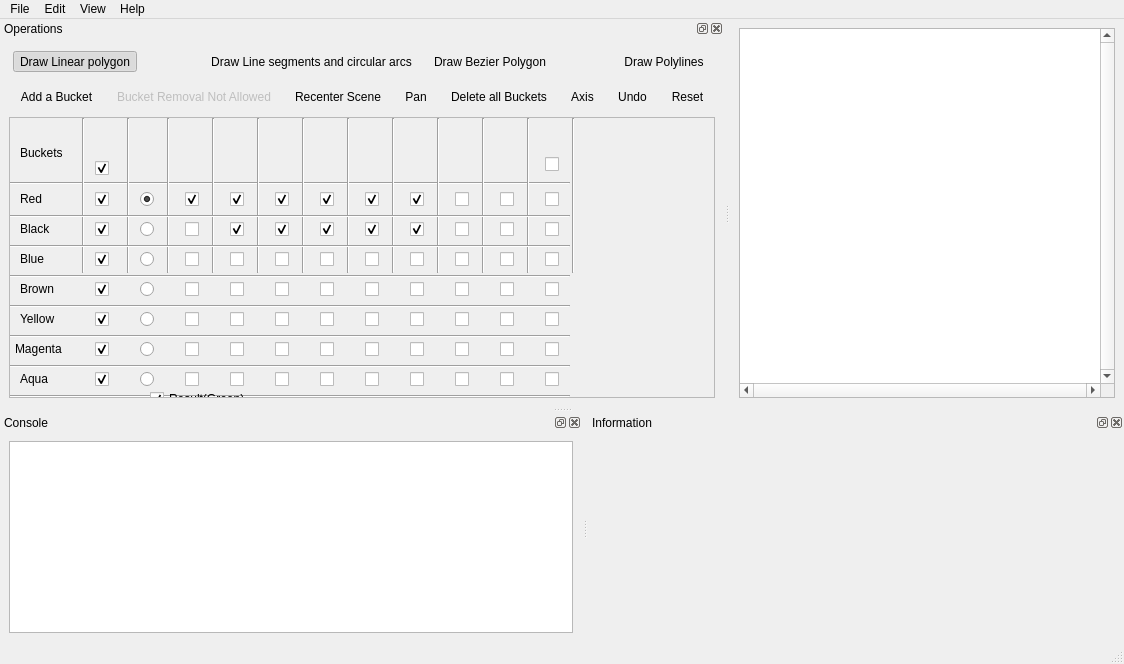
This is Boolean_set_operations_2/demo/Boolean_set_operations_2/UiFiles/Boolean_set_operations_2.ui in efifogel/cgal as Qt 5 draws it before an edit. The edited form follows.
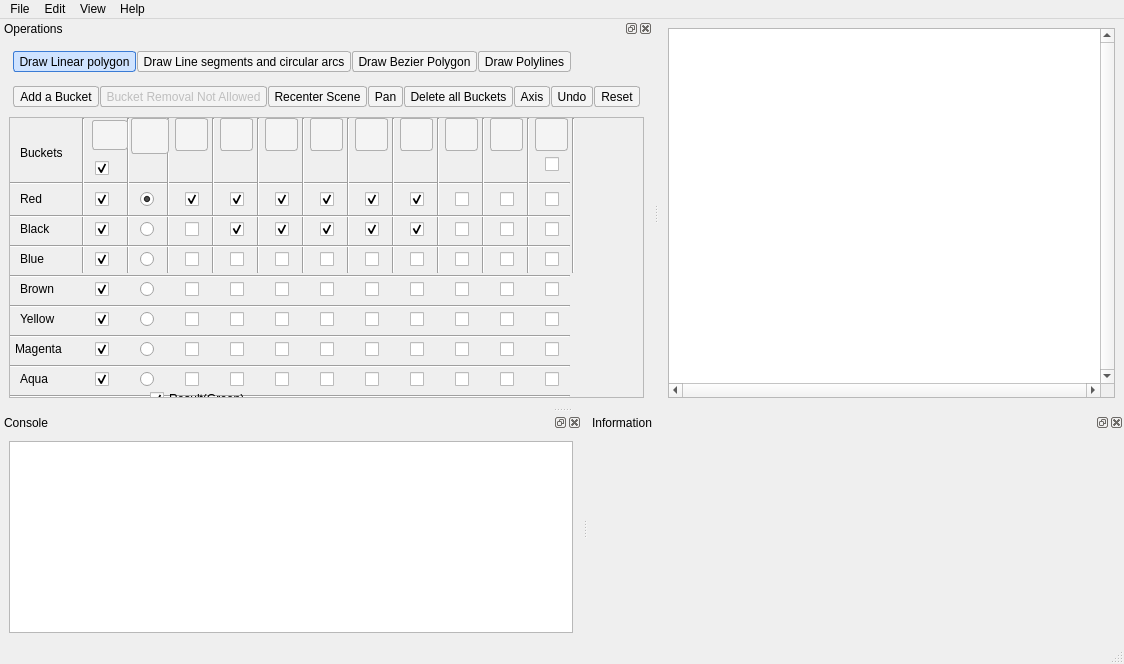
This is the edited form. Icons and pictures are not drawn.

Commit message: Fixed the BSO demo look on dark desktop themes and cleaned up the toolbars

```diff
--- a/Boolean_set_operations_2/demo/Boolean_set_operations_2/UiFiles/Boolean_set_operations_2.ui
+++ b/Boolean_set_operations_2/demo/Boolean_set_operations_2/UiFiles/Boolean_set_operations_2.ui
@@ -158,6 +158,31 @@
     <number>1</number>
    </attribute>
    <widget class="QWidget" name="dockWidgetContent">
+    <property name="styleSheet">
+     <string notr="true">QToolButton {
+  background-color: #f4f4f4;
+  border: 1px solid #b0b0b0;
+  border-radius: 3px;
+  padding: 1px;
+}
+QToolButton:hover {
+  background-color: white;
+  border-color: #505050;
+}
+QToolButton:checked, QToolButton:pressed {
+  background-color: #cfe3ff;
+  border-color: #3a7bd5;
+}
+QLabel#VisibleIcon, QLabel#DrawHeader {
+  background-color: #f4f4f4;
+  border: 1px solid #b0b0b0;
+  border-radius: 3px;
+}
+QLabel#VisibleIcon:hover, QLabel#DrawHeader:hover {
+  background-color: white;
+  border-color: #505050;
+}</string>
+    </property>
     <layout class="QGridLayout" name="gridLayout_2">
      <item row="0" column="0">
       <layout class="QVBoxLayout" name="verticalLayout">
@@ -167,11 +192,12 @@
             <number>0</number>
           </property>
          <item>
-          <widget class="QToolBar" name="operationsTootBar0" >
-           <attribute name="toolBarArea" >
+          <!-- One toolbar for all traits; add new traits actions here. -->
+          <widget class="QToolBar" name="traitsToolBar">
+           <attribute name="toolBarArea">
             <enum>TopToolBarArea</enum>
            </attribute>
-           <attribute name="toolBarBreak" >
+           <attribute name="toolBarBreak">
             <bool>false</bool>
            </attribute>
            <property name="iconSize">
@@ -181,69 +207,31 @@
             </size>
            </property>
            <addaction name="actionInsertLinear"/>
-           </widget>
-         </item>
-         <item>
-          <widget class="QToolBar" name="operationsTootBar01" >
-           <attribute name="toolBarArea" >
-            <enum>TopToolBarArea</enum>
-           </attribute>
-           <attribute name="toolBarBreak" >
-            <bool>false</bool>
-           </attribute>
-           <property name="iconSize">
-            <size>
-             <width>32</width>
-             <height>32</height>
-            </size>
-           </property>
            <addaction name="actionInsertCircular"/>
+           <addaction name="actionInsertBezier"/>
+           <addaction name="actionInsertPolyline"/>
           </widget>
          </item>
          <item>
-          <widget class="QToolBar" name="operationsTootBar02" >
-           <attribute name="toolBarArea" >
-            <enum>TopToolBarArea</enum>
-           </attribute>
-           <attribute name="toolBarBreak" >
-            <bool>false</bool>
-           </attribute>
-           <property name="iconSize">
-            <size>
-             <width>32</width>
-             <height>32</height>
-            </size>
-           </property>
-           <addaction name="actionInsertBezier" />
-           </widget>
-         </item>
-         <item>
-          <widget class="QToolBar" name="operationsTootBar03" >
-           <attribute name="toolBarArea" >
-            <enum>TopToolBarArea</enum>
-           </attribute>
-           <attribute name="toolBarBreak" >
-            <bool>false</bool>
-           </attribute>
-           <property name="iconSize">
-            <size>
-             <width>32</width>
-             <height>32</height>
-            </size>
-           </property>
+          <spacer name="traitsToolBarSpacer">
            <property name="orientation">
-            <enum>Qt::Vertical</enum>
+            <enum>Qt::Horizontal</enum>
            </property>
-           <addaction name="actionInsertPolyline" />
-           </widget>
+           <property name="sizeHint" stdset="0">
+            <size>
+             <width>0</width>
+             <height>0</height>
+            </size>
+           </property>
+          </spacer>
          </item>
         </layout>
        </item>  
        <item>
         <layout class="QHBoxLayout" name="horizontalLayout_3">
          <property name="spacing">
-          <number>2</number>
-         </property> 
+          <number>0</number>
+         </property>
          <item>
           <widget class="QToolBar" name="operationsTootBar1" >
            <attribute name="toolBarArea" >
@@ -252,90 +240,30 @@
            <attribute name="toolBarBreak" >
             <bool>false</bool>
            </attribute>
-           <addaction name="actionAddColor"/>          
-         </widget>
-        </item>
-        <item>
-          <widget class="QToolBar" name="operationsTootBar11" >
-           <attribute name="toolBarArea" >
-            <enum>TopToolBarArea</enum>
-           </attribute>
-           <attribute name="toolBarBreak" >
-            <bool>false</bool>
-           </attribute>
+           <addaction name="actionAddColor"/>
            <addaction name="actionMinusColor"/>
-          </widget>
-        </item>
-        <item>
-          <widget class="QToolBar" name="OperationsToolBar2">
-           <attribute name="toolBarArea" >
-            <enum>TopToolBarArea</enum>
-           </attribute>
-           <attribute name="toolBarBreak" >
-            <bool>false</bool>
-           </attribute>
            <addaction name="actionRecenter"/>
-          </widget>
-        </item>
-        <item>
-          <widget class="QToolBar" name="OperationsToolBar21">
-           <attribute name="toolBarArea" >
-            <enum>TopToolBarArea</enum>
-           </attribute>
-           <attribute name="toolBarBreak" >
-            <bool>false</bool>
-           </attribute>
            <addaction name="actionPAN"/>
-          </widget>
-        </item>
-        <item>
-          <widget class="QToolBar" name="OperationsToolBar32">
-           <attribute name="toolBarArea" >
-            <enum>TopToolBarArea</enum>
-           </attribute>
-           <attribute name="toolBarBreak" >
-            <bool>false</bool>
-           </attribute>
            <addaction name="actionDeleteAll"/>
-          </widget>
-        </item>
-        <item>
-          <widget class="QToolBar" name="OperationsToolBar33">
-           <attribute name="toolBarArea" >
-            <enum>TopToolBarArea</enum>
-           </attribute>
-           <attribute name="toolBarBreak" >
-            <bool>false</bool>
-           </attribute>
            <addaction name="actionAxis"/>
+           <addaction name="actionUndo"/>
+           <addaction name="actionNew"/>
           </widget>
-        </item>
-        <item>
-          <widget class="QToolBar" name="OperationsToolBar34">
-           <attribute name="toolBarArea" >
-            <enum>TopToolBarArea</enum>
-           </attribute>
-           <attribute name="toolBarBreak" >
-            <bool>false</bool>
-           </attribute>
-           <addaction name="actionUndo" />
-          </widget>
-        </item>
-        <item>
-          <widget class="QToolBar" name="OperationsToolBar35">
-           <attribute name="toolBarArea" >
-            <enum>TopToolBarArea</enum>
-           </attribute>
+         </item>
+         <item>
+          <spacer name="toolsToolBarSpacer">
            <property name="orientation">
-            <enum>Qt::Vertical</enum>
+            <enum>Qt::Horizontal</enum>
            </property>
-           <attribute name="toolBarBreak" >
-            <bool>false</bool>
-           </attribute>
-           <addaction name="actionNew" />
-          </widget>
-        </item>
-       </layout>
+           <property name="sizeHint" stdset="0">
+            <size>
+             <width>0</width>
+             <height>0</height>
+            </size>
+           </property>
+          </spacer>
+         </item>
+        </layout>
       </item>
       <item>
         <widget class="QScrollArea" name="scrollArea_2">
@@ -2172,11 +2100,11 @@
             </widget>
             <widget class="QLabel" name="VisibleIcon">
               <property name="geometry">  
-                <rect>  
-                  <x>80</x>  
-                  <y>0</y>  
-                  <width>40</width>  
-                  <height>35</height>   
+                <rect>
+                  <x>82</x>
+                  <y>2</y>
+                  <width>36</width>
+                  <height>30</height>
                 </rect> 
               </property>   
               <property name="sizePolicy" >
@@ -2191,17 +2119,20 @@
              <property name="pixmap">  
                 <pixmap>:/cgal/icons/resources/vis.bmp</pixmap>  
               </property> 
+              <property name="alignment">
+               <set>Qt::AlignCenter</set>
+              </property>
             </widget>
             <widget class="QLabel" name="DrawHeader" >  
               <property name="pixmap">  
                 <pixmap>:/cgal/icons/resources/draw.png</pixmap>  
               </property> 
               <property name="geometry">  
-                <rect>  
-                  <x>120</x>  
-                  <y>0</y>  
-                  <width>101</width>  
-                  <height>35</height>   
+                <rect>
+                  <x>121</x>
+                  <y>0</y>
+                  <width>38</width>
+                  <height>36</height>
                 </rect> 
               </property>   
               <property name="toolTip">
@@ -2213,6 +2144,9 @@
                 <verstretch>0</verstretch>  
                </sizepolicy>  
               </property> 
+              <property name="alignment">
+               <set>Qt::AlignCenter</set>
+              </property>
             </widget>
             <widget class="QToolButton" name="actionComplementH">
               <property name="geometry">
@@ -2235,15 +2169,6 @@
                 <verstretch>0</verstretch>
                </sizepolicy>
               </property>
-              <property name="styleSheet">
-                <string notr="true">QToolButton {border:none;}  
-                                    QToolButton:hover {
-                                        border: 1px solid gray;
-                                        border-radius: 2px;
-                                        background-color: white;
-                                      }
-                </string>
-              </property>
              <property name="checkable" >
               <bool>true</bool>
              </property>
@@ -2273,15 +2198,6 @@
                   <height>25</height>
                 </size>
               </property>
-              <property name="styleSheet">
-                <string notr="true">QToolButton {border:none;}  
-                                    QToolButton:hover {
-                                        border: 1px solid gray;
-                                        border-radius: 2px;
-                                        background-color: white;
-                                      }
-                </string>
-              </property>
               <property name="sizePolicy" >
                <sizepolicy vsizetype="Fixed" hsizetype="Preferred" >
                 <horstretch>0</horstretch>
@@ -2317,15 +2233,6 @@
                   <height>25</height>
                 </size>
               </property>
-              <property name="styleSheet">
-                <string notr="true">QToolButton {border:none;}  
-                                    QToolButton:hover {
-                                        border: 1px solid gray;
-                                        border-radius: 2px;
-                                        background-color: white;
-                                      }
-                </string>
-              </property>
               <property name="sizePolicy" >
                <sizepolicy vsizetype="Fixed" hsizetype="Preferred" >
                 <horstretch>0</horstretch>
@@ -2361,15 +2268,6 @@
                   <height>25</height>
                 </size>
               </property>
-              <property name="styleSheet">
-                <string notr="true">QToolButton {border:none;}  
-                                    QToolButton:hover {
-                                        border: 1px solid gray;
-                                        border-radius: 2px;
-                                        background-color: white;
-                                      }
-                </string>
-              </property>
               <property name="sizePolicy" >
                <sizepolicy vsizetype="Fixed" hsizetype="Preferred" >
                 <horstretch>0</horstretch>
@@ -2405,15 +2303,6 @@
                   <height>25</height>
                 </size>
               </property>
-              <property name="styleSheet">
-                <string notr="true">QToolButton {border:none;}  
-                                    QToolButton:hover {
-                                        border: 1px solid gray;
-                                        border-radius: 2px;
-                                        background-color: white;
-                                      }
-                </string>
-              </property>
               <property name="sizePolicy" >
                <sizepolicy vsizetype="Fixed" hsizetype="Preferred" >
                 <horstretch>0</horstretch>
@@ -2449,15 +2338,6 @@
                   <height>25</height>
                 </size>
               </property>
-              <property name="styleSheet">
-                <string notr="true">QToolButton {border:none;}  
-                                    QToolButton:hover {
-                                        border: 1px solid gray;
-                                        border-radius: 2px;
-                                        background-color: white;
-                                      }
-                </string>
-              </property>
               <property name="sizePolicy" >
                <sizepolicy vsizetype="Fixed" hsizetype="Preferred" >
                 <horstretch>0</horstretch>
@@ -2493,15 +2373,6 @@
                   <height>25</height>
                 </size>
               </property>
-              <property name="styleSheet">
-                <string notr="true">QToolButton {border:none;}  
-                                    QToolButton:hover {
-                                        border: 1px solid gray;
-                                        border-radius: 2px;
-                                        background-color: white;
-                                      }
-                </string>
-              </property>
               <property name="sizePolicy" >
                <sizepolicy vsizetype="Fixed" hsizetype="Preferred" >
                 <horstretch>0</horstretch>
@@ -2537,15 +2408,6 @@
                   <height>25</height>
                 </size>
               </property>
-              <property name="styleSheet">
-                <string notr="true">QToolButton {border:none;}  
-                                    QToolButton:hover {
-                                        border: 1px solid gray;
-                                        border-radius: 2px;
-                                        background-color: white;
-                                      }
-                </string>
-              </property>
               <property name="sizePolicy" >
                <sizepolicy vsizetype="Fixed" hsizetype="Preferred" >
                 <horstretch>0</horstretch>
@@ -2597,15 +2459,6 @@
                   <height>33</height>  
                 </rect>
               </property>
-              <property name="styleSheet">
-                <string notr="true">QToolButton {border:none;}  
-                                    QToolButton:hover {
-                                        border: 1px solid gray;
-                                        border-radius: 2px;
-                                        background-color: white;
-                                      }
-                </string>
-              </property>
               <property name="IconSize">
                 <size>
                   <width>27</width>
```
Left out of the diff: 12 changed lines with no effect on the pictures. The commit also changes 1 other file.
